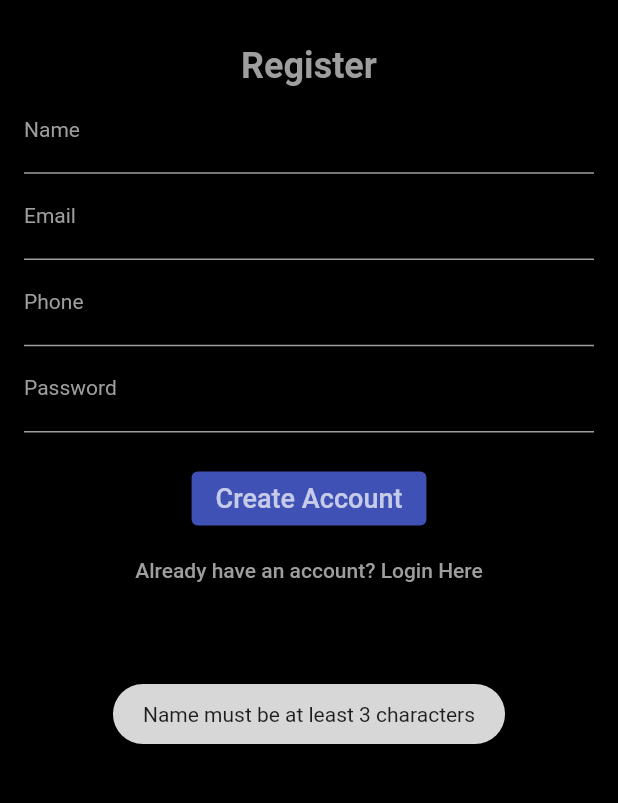
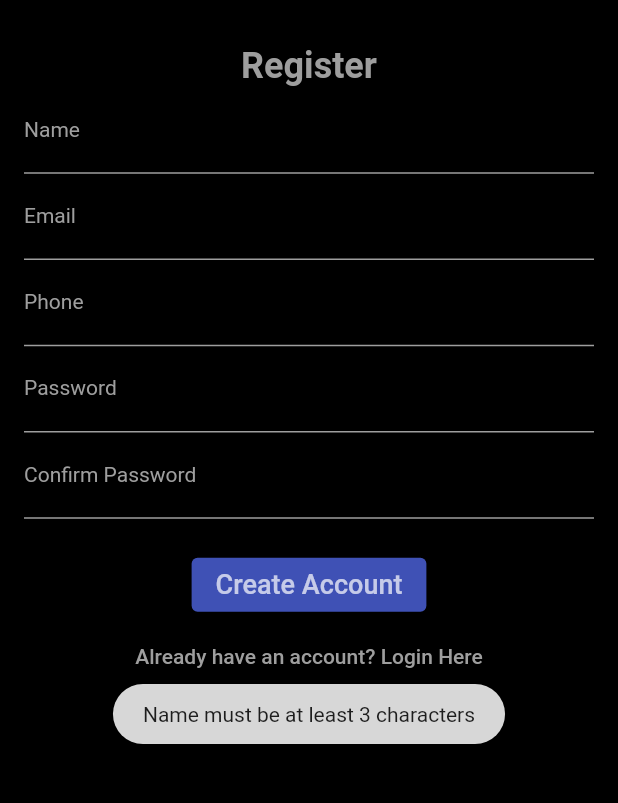
Before and after one commit to JairBarco/DispositivosMoviles, a Flutter app: the SignUpScreen screen opened directly, after a tap on "Create Account", on a phone screen of 412 x 824 dp, the part 396-1199 px from its top. Run offline on Flutter 3.47's test engine with Material 2 defaults, Android fonts, the phone set to English and light mode, and no system bars; our stand-ins replace firebase_auth, firebase_core, firebase_database, fluttertoast; accounts and stored records are empty.

Commit message:
Password confirmation added

```diff
--- a/lib/authentication/signup_screen.dart
+++ b/lib/authentication/signup_screen.dart
@@ -19,6 +19,7 @@ class _SignUpScreenState extends State<SignUpScreen> {
   TextEditingController emailTextEditingController = TextEditingController();
   TextEditingController phoneTextEditingController = TextEditingController();
   TextEditingController passwordTextEditingController = TextEditingController();
+  TextEditingController confirmPasswordTextEditingController = TextEditingController();
 
   validateForm(){
     validateEmail(String value) {
@@ -35,7 +36,7 @@ class _SignUpScreenState extends State<SignUpScreen> {
     if(nameTextEditingController.text.length < 3){
       Fluttertoast.showToast(msg: "Name must be at least 3 characters");
     }
-    else if(!emailTextEditingController.text.contains("@")){
+    else if(!emailTextEditingController.text.contains("@") || emailTextEditingController.text.isEmpty){
       validateEmail(emailTextEditingController.text);
     }
     else if(phoneTextEditingController.text.length < 10){
@@ -43,7 +44,10 @@ class _SignUpScreenState extends State<SignUpScreen> {
     }
     else if(passwordTextEditingController.text.length < 8){
       Fluttertoast.showToast(msg: "Password must have at least 8 characters");
-    }else{
+    }else if(passwordTextEditingController.text != confirmPasswordTextEditingController.text){
+      Fluttertoast.showToast(msg: "Passwords do not match");
+    }
+    else{
       saveDriverInfoNow();
     }
   }
@@ -209,6 +213,34 @@ class _SignUpScreenState extends State<SignUpScreen> {
                 ),
               ),
 
+              TextField(
+                controller: confirmPasswordTextEditingController,
+                keyboardType: TextInputType.text,
+                obscureText: true,
+
+                style: const TextStyle(
+                    color:Colors.grey
+                ),
+                decoration: const InputDecoration(
+                  labelText: "Confirm Password",
+                  hintText: "Confirm Password",
+                  enabledBorder: UnderlineInputBorder(
+                      borderSide: BorderSide(color: Colors.grey)
+                  ),
+                  focusedBorder: UnderlineInputBorder(
+                      borderSide: BorderSide(color: Colors.grey)
+                  ),
+                  hintStyle: TextStyle(
+                    color: Colors.grey,
+                    fontSize: 10,
+                  ),
+                  labelStyle: TextStyle(
+                    color: Colors.grey,
+                    fontSize: 14,
+                  ),
+                ),
+              ),
+
               const SizedBox(height: 20,),
 
               ElevatedButton(
```
